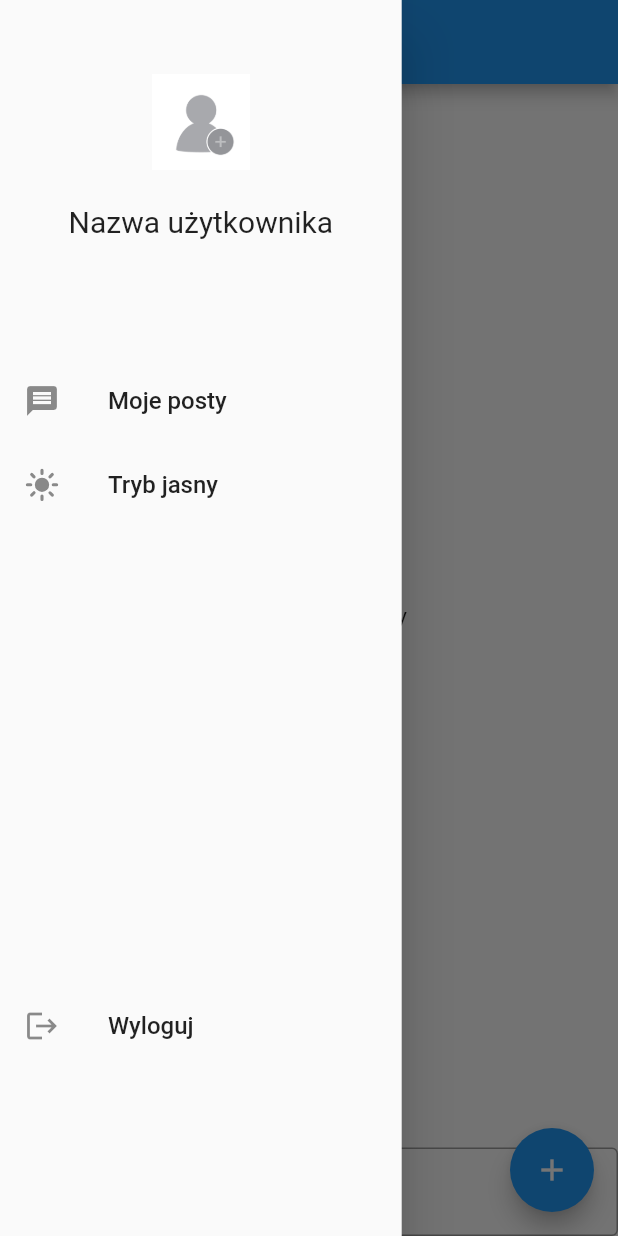
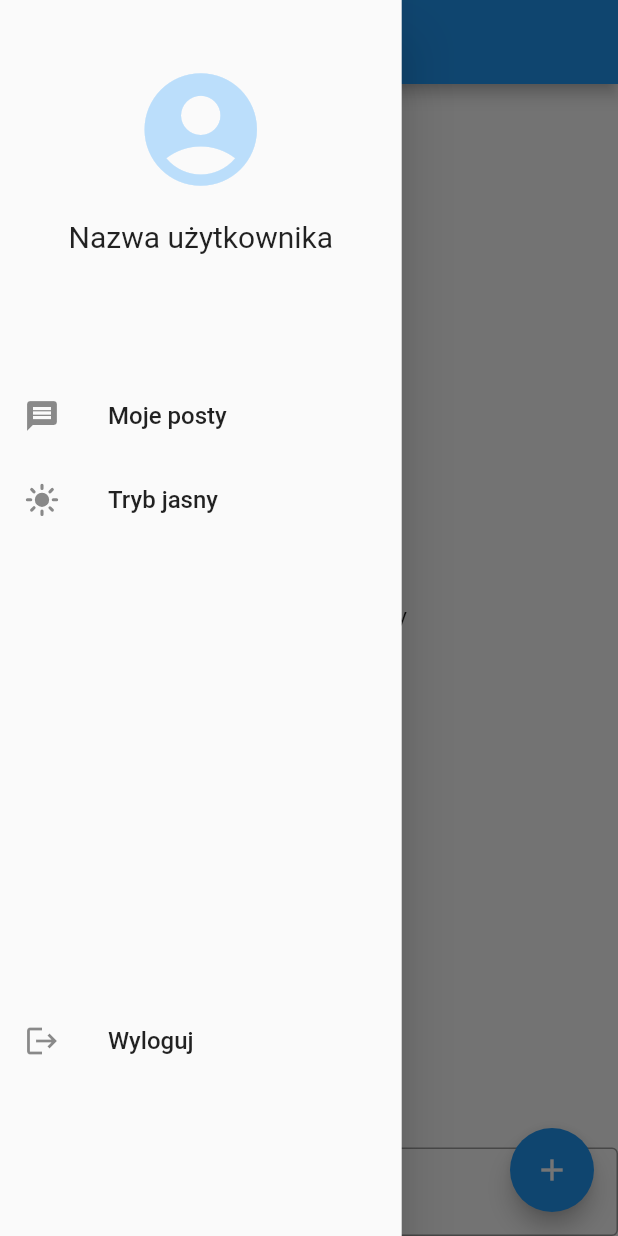
Before and after one commit to Zrazeo/Programowanie_Zespolowe, a Flutter app: the MainScreen screen opened directly, with the side drawer open, on a phone screen of 412 x 824 dp. Run offline on Flutter 3.47's test engine with Material 2 defaults, Android fonts, the phone set to English and light mode, and no system bars; our stand-ins replace flutter_keyboard_visibility, ionicons.

Commit message:
Zmiana ikony

```diff
--- a/lib/screens/login_screen.dart
+++ b/lib/screens/login_screen.dart
@@ -48,7 +48,10 @@ class _LoginScreenState extends State<LoginScreen> {
                         onTap: () {
                           print('dziala');
                         },
-                        child: Image.asset('assets/avatar.png'),
+                        child: Icon(
+                          Icons.account_circle,
+                          size: 100,
+                        ),
                       ),
                     ),
               SizedBox(
--- a/lib/screens/main_screen.dart
+++ b/lib/screens/main_screen.dart
@@ -28,10 +28,9 @@ class _MainScreenState extends State<MainScreen> {
               CircleAvatar(
                 minRadius: 40,
                 backgroundColor: Colors.transparent,
-                child: Image.asset(
-                  'assets/avatar.png',
-                  width: 65,
-                  height: 65,
+                child: Icon(
+                  Icons.account_circle,
+                  size: 90,
                 ),
               ),
               Padding(
```
